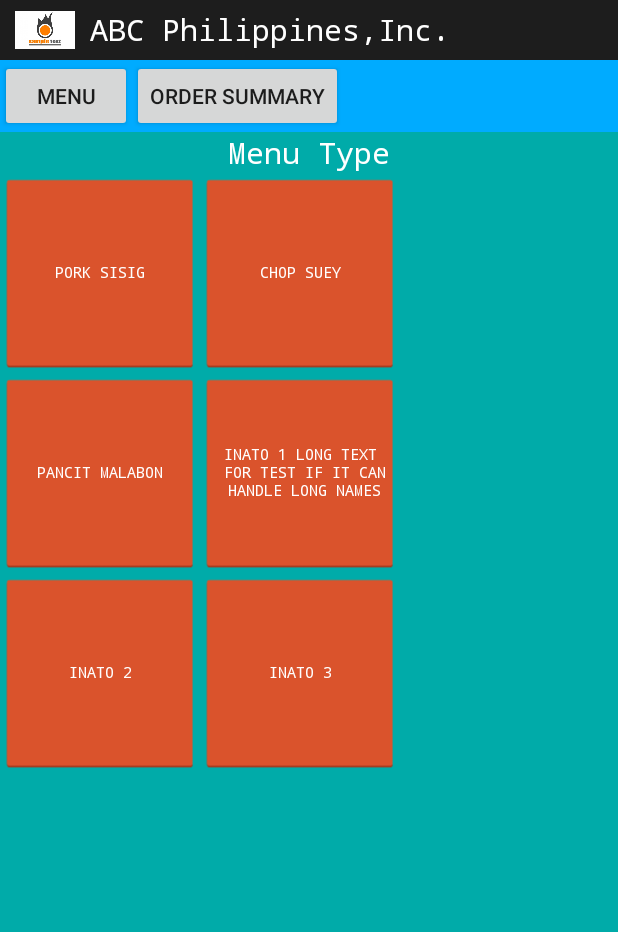
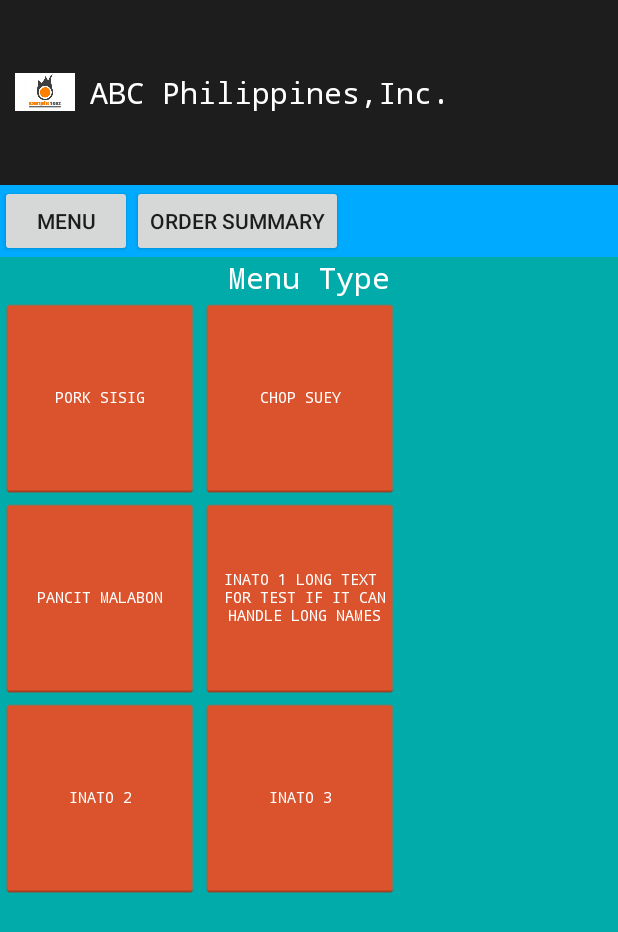
Before and after one commit to lesterlecong/androidPOS, an Android app: the screen it shows after launch (MainActivity), on a phone screen of 412 x 824 dp. Shown: the top 932 px of the screen. Run offline under Robolectric (Android 15) with nearby library versions, the phone set to English and light mode, and no system bars.

Commit message:
trying auto resize layout

```diff
--- a/app/src/main/java/com/project/pointofsale/androidpos/MainActivity.java
+++ b/app/src/main/java/com/project/pointofsale/androidpos/MainActivity.java
@@ -6,10 +6,12 @@ import android.support.v7.app.ActionBarActivity;
 import android.os.Bundle;
 import android.util.DisplayMetrics;
 import android.util.Log;
+import android.util.TypedValue;
 import android.view.Display;
 import android.view.Menu;
 import android.view.MenuItem;
 import android.view.WindowManager;
+import android.widget.LinearLayout;
 import android.widget.Toast;
 
 
@@ -19,8 +21,12 @@ public class MainActivity extends ActionBarActivity {
     protected void onCreate(Bundle savedInstanceState) {
         super.onCreate(savedInstanceState);
         setContentView(R.layout.activity_main);
-        getScreenResolution(this);
-        getScreenDPI();
+
+        float width = convertPxToDp(getWidthScreenResolution());
+        float height = convertPxToDp(getHeightScreenResolution());
+        float companyLayoutHeight = (height * 10)/100;
+        setupCompanyLayoutHeight(companyLayoutHeight);
+        Log.d("SCREEN_SIZES","W:" + width + "dp; H:" + height +"dp" + " CompanyHeight:" + companyLayoutHeight);
     }
 
 
@@ -46,29 +52,38 @@ public class MainActivity extends ActionBarActivity {
         return super.onOptionsItemSelected(item);
     }
 
-    private static void getScreenResolution(Context context){
-        WindowManager wm = (WindowManager) context.getSystemService(Context.WINDOW_SERVICE);
+    private void setupCompanyLayoutHeight(float heightInDp){
+        LinearLayout companyDetailLayout = (LinearLayout) findViewById(R.id.companydetaillayout);
+       int heightInPx=  (int) TypedValue.applyDimension(TypedValue.COMPLEX_UNIT_DIP, heightInDp, getResources().getDisplayMetrics());
+        Log.d("LAYOUT_SIZE", "Height in Dp:" + heightInDp + " Height in px:" + heightInPx);
+        companyDetailLayout.getLayoutParams().height = heightInPx;
+    }
+
+    private float getWidthScreenResolution(){
+         return this.getPoint().x;
+    }
+
+    private float getHeightScreenResolution(){
+        return this.getPoint().y;
+    }
+
+    private Point getPoint(){
+        WindowManager wm = (WindowManager) this.getSystemService(Context.WINDOW_SERVICE);
         Display display = wm.getDefaultDisplay();
         DisplayMetrics metrics = new DisplayMetrics();
         display.getMetrics(metrics);
         Point point = new Point();
         display.getRealSize(point);
 
-//        int width = metrics.widthPixels;
-//        int height = metrics.heightPixels;
-//
-//        Log.d("SCREEN_SIZES", "Width:"+width+", Height:"+height);
-        Log.d("SCREEN_SIZES", "X:" + point.x + ",Y:" + point.y);
+        return point;
     }
 
-    private void getScreenDPI(){
+    private float convertPxToDp(float sizeInPx){
         DisplayMetrics dm = new DisplayMetrics();
         getWindowManager().getDefaultDisplay().getMetrics(dm);
 
-
-        float xDpi = dm.xdpi;
-        float yDpi = dm.ydpi;
-
-        Log.d("SCREEN_SIZES", "x:"+xDpi+", y:"+yDpi);
+        float sizeRatio = dm.densityDpi/160;
+        float sizeInDp = sizeInPx/sizeRatio;
+        return sizeInDp;
     }
 }
```
